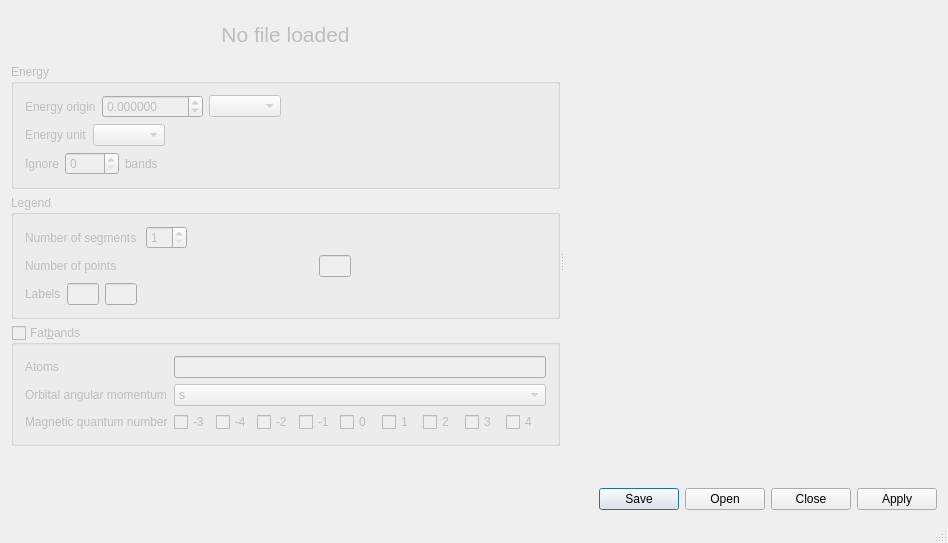
piti-diablotin/qAgate, file qdispersion/qdispersion.ui: the form before one commit.
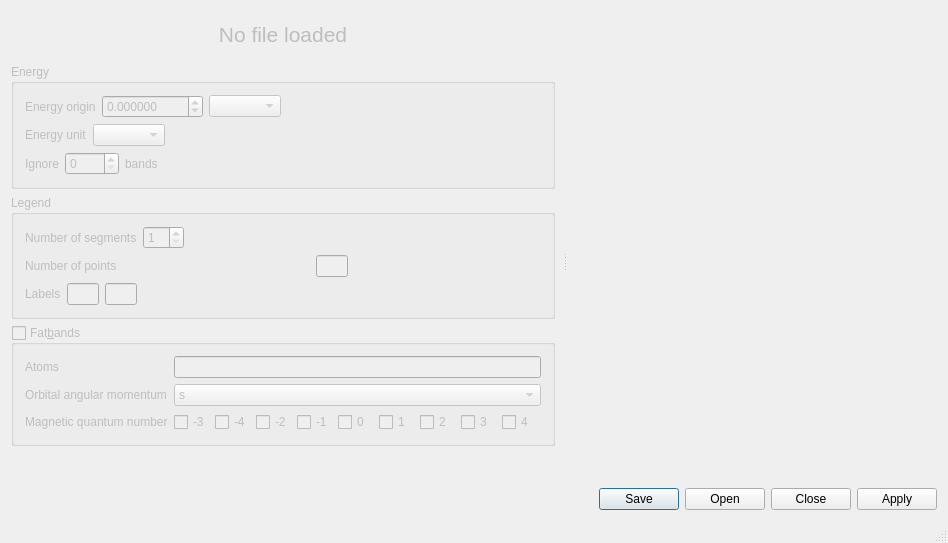
The form after the commit. Custom widgets are drawn as their Qt base class.

```diff
--- a/qdispersion/qdispersion.ui
+++ b/qdispersion/qdispersion.ui
@@ -50,7 +50,7 @@
          <number>0</number>
         </property>
         <property name="rightMargin">
-         <number>0</number>
+         <number>8</number>
         </property>
         <property name="bottomMargin">
          <number>0</number>
@@ -91,7 +91,7 @@
            </sizepolicy>
           </property>
           <property name="title">
-           <string>Energy </string>
+           <string>Energy</string>
           </property>
           <layout class="QVBoxLayout" name="verticalLayout_2">
            <item>
@@ -271,7 +271,7 @@
               <item>
                <widget class="QLabel" name="nsegmentsLabel">
                 <property name="text">
-                 <string>Number of segments </string>
+                 <string>Number of segments</string>
                 </property>
                </widget>
               </item>
```
Left out of the diff: 18 changed lines with no effect on the pictures.
